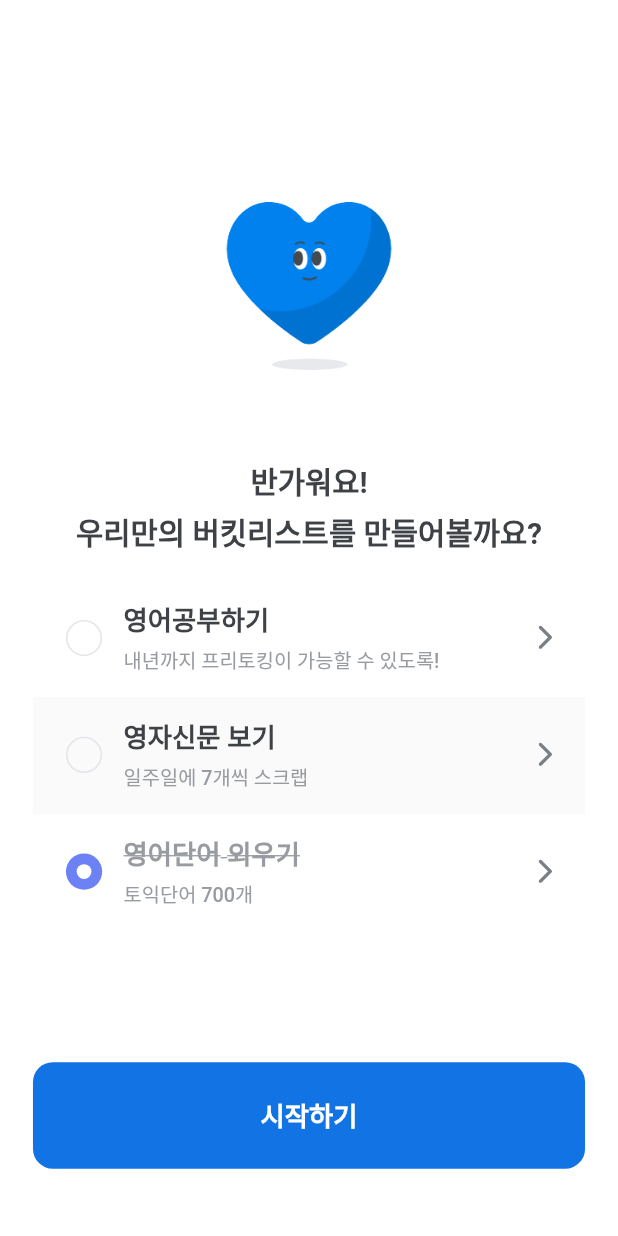
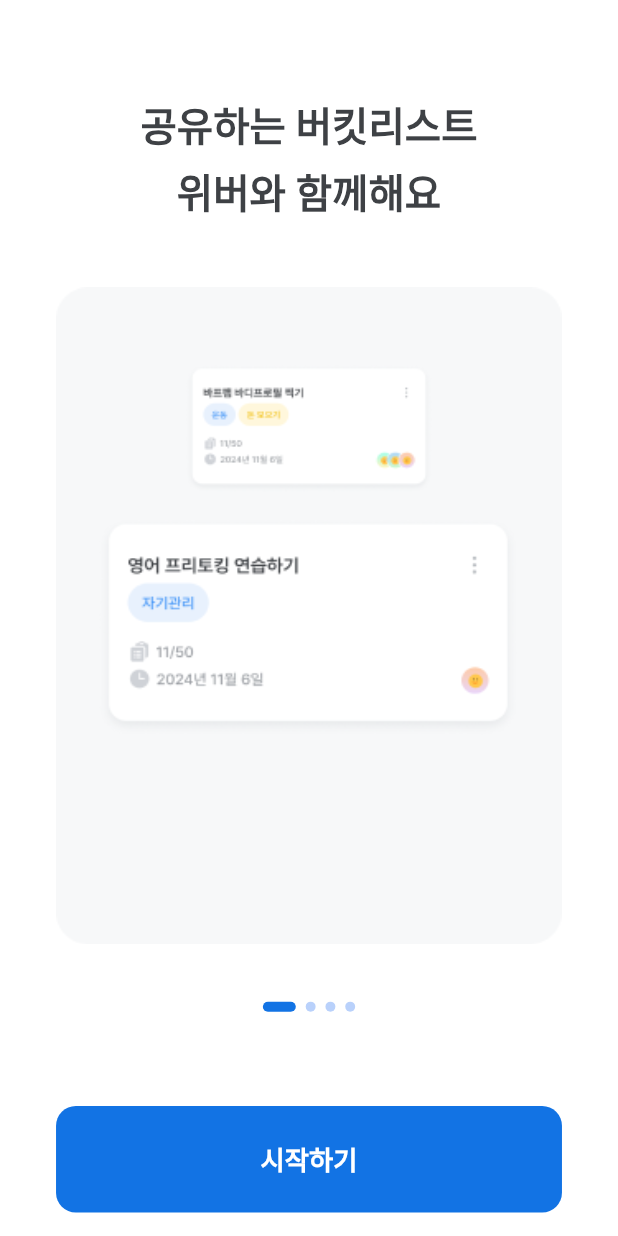
Before and after one commit to parkmap/wiber_mobile, a Flutter app: the screen it shows after launch, on a phone screen of 412 x 824 dp. Run offline on Flutter 3.47's test engine with Material 2 defaults, Android fonts, the phone set to English and light mode, and no system bars; drawn by our look-alikes of auto_size_text, card_swiper; our stand-ins replace auto_route, dio, flutter_easyloading, flutter_mobx, flutter_screenutil, fluttertoast and 6 more; missing offline and left inert: easy_mask, worker_manager; generated files the repository leaves out were written again; Roboto replaces fonts that are missing (Pretendard); project files that could hold a hidden picture were left out.

Commit message:
change splash

```diff
--- a/lib/ui/initial/components/body.dart
+++ b/lib/ui/initial/components/body.dart
@@ -1,5 +1,6 @@
 import 'package:auto_route/auto_route.dart';
 import 'package:auto_size_text/auto_size_text.dart';
+import 'package:card_swiper/card_swiper.dart';
 import 'package:flutter/material.dart';
 import 'package:flutter_screenutil/flutter_screenutil.dart';
 import 'package:font_awesome_flutter/font_awesome_flutter.dart';
@@ -16,7 +17,7 @@ class Body extends StatefulWidget {
 }
 
 class _BodyState extends State<Body> {
-  int selectedIndex = -1; // Add this line
+  int selectedIndex = 0; // Add this line
 
   @override
   Widget build(BuildContext context) {
@@ -24,79 +25,70 @@ class _BodyState extends State<Body> {
       width: double.infinity,
       child: Padding(
         padding: EdgeInsets.only(
-          left: 20.w,
-          right: 20.w,
-          bottom: 40.h,
+          top: 56.h,
+          left: 34.w,
+          right: 34.w,
+          bottom: 14.h,
         ),
         child: Column(
           crossAxisAlignment: CrossAxisAlignment.center,
           mainAxisAlignment: MainAxisAlignment.spaceBetween,
           children: [
-            Column(
-              children: [
-                SizedBox(height: 100.h),
-                Image.asset(
-                  'assets/images/wiber_landing_image.png',
-                  width: 129.w,
-                  height: 129.h,
-                ),
-                SizedBox(height: 43.h),
             AutoSizeText(
-                  "반가워요!",
+              "공유하는 버킷리스트",
               textAlign: TextAlign.center,
               style: TextStyle(
-                    fontSize: 18.sp,
-                    fontWeight: FontWeight.w600,
-                    color: AppColors.gray90,
+                fontSize: 24.sp,
+                fontWeight: FontWeight.w700,
+                color: AppColors.primaryBlack,
               ),
             ),
             SizedBox(height: 5.h),
             AutoSizeText(
-                  "우리만의 버킷리스트를 만들어볼까요?",
+              "위버와 함께해요",
               textAlign: TextAlign.center,
               style: TextStyle(
-                    fontSize: 18.sp,
-                    fontWeight: FontWeight.w600,
-                    color: AppColors.gray90,
+                fontSize: 24.sp,
+                fontWeight: FontWeight.w700,
+                color: AppColors.primaryBlack,
               ),
             ),
-                SizedBox(height: 16.h),
-                DefaultCheckboxListTileWithSubtitle(
-                  onTap: null,
-                  isChecked: false,
-                  title: "영어공부하기",
-                  subTitle: "내년까지 프리토킹이 가능할 수 있도록!",
-                  trailing: FaIcon(
-                    FontAwesomeIcons.chevronRight,
-                    color: AppColors.gray70,
-                    size: 16.sp,
+            SizedBox(height: 40.h),
+            Flexible(
+              child: Swiper(
+                itemBuilder: (BuildContext context, int index) {
+                  return Image.asset(
+                    "assets/images/swiper_image_${index + 1}.png",
+                    fit: BoxFit.fill,
+                  );
+                },
+                autoplay: true,
+                autoplayDelay: 2000,
+                onIndexChanged: (value) => setState(() {
+                  selectedIndex = value;
+                }),
+                itemCount: 4,
               ),
             ),
-                DefaultCheckboxListTileWithSubtitle(
-                  onTap: null,
-                  isChecked: false,
-                  backgroundColor: AppColors.gray10,
-                  title: "영자신문 보기",
-                  subTitle: "일주일에 7개씩 스크랩",
-                  trailing: FaIcon(
-                    FontAwesomeIcons.chevronRight,
-                    color: AppColors.gray70,
-                    size: 16.sp,
-                  ),
-                ),
-                DefaultCheckboxListTileWithSubtitle(
-                  onTap: null,
-                  isChecked: true,
-                  title: "영어단어 외우기",
-                  subTitle: "토익단어 700개",
-                  trailing: FaIcon(
-                    FontAwesomeIcons.chevronRight,
-                    color: AppColors.gray70,
-                    size: 16.sp,
+            SizedBox(height: 34.h),
+            Row(
+              mainAxisAlignment: MainAxisAlignment.center,
+              children: [
+                for (int i = 0; i < 4; i++)
+                  Container(
+                    margin: EdgeInsets.symmetric(horizontal: 3.w),
+                    width: selectedIndex == i ? 20.w : 6.w,
+                    height: 6.h,
+                    decoration: BoxDecoration(
+                      color: selectedIndex == i
+                          ? AppColors.primary2
+                          : AppColors.sub1,
+                      borderRadius: BorderRadius.all(Radius.circular(5.r)),
                     ),
                   ),
               ],
             ),
+            SizedBox(height: 56.h),
             DefaultFlatButton(
               onPressed: () {
                 context.router.replace(const SetNicknameRoute());
--- a/lib/ui/initial/initial_screen.dart
+++ b/lib/ui/initial/initial_screen.dart
@@ -9,7 +9,7 @@ class InitialScreen extends StatelessWidget {
   @override
   Widget build(BuildContext context) {
     return const Scaffold(
-      body: Body(),
+      body: SafeArea(child: Body()),
     );
   }
 }
--- a/lib/ui/splash/splash_screen.dart
+++ b/lib/ui/splash/splash_screen.dart
@@ -56,15 +56,15 @@ class _SplashScreenState extends State<SplashScreen> {
                   width: 103.w,
                   height: 20.h,
                 ),
-                SizedBox(height: 22.h),
-                AutoSizeText(
-                  "우리만의 버킷리스트, 위버",
-                  style: TextStyle(
-                    fontSize: 14.sp,
-                    fontWeight: FontWeight.w400,
-                    color: AppColors.tertiaryBlack,
-                  ),
-                ),
+                // SizedBox(height: 22.h),
+                // AutoSizeText(
+                //   "우리만의 버킷리스트, 위버",
+                //   style: TextStyle(
+                //     fontSize: 14.sp,
+                //     fontWeight: FontWeight.w400,
+                //     color: AppColors.tertiaryBlack,
+                //   ),
+                // ),
               ],
             ),
           )
--- a/pubspec.yaml
+++ b/pubspec.yaml
@@ -40,6 +40,7 @@ dependencies:
   easy_mask: ^2.0.1
   secure_storage_helper: ^0.1.1
   fluttertoast: ^8.2.4
+  card_swiper: ^3.0.1
 
 
 dev_dependencies:
```
Also changed, not shown: assets/images/swiper_image_1.png (added), assets/images/swiper_image_2.png (added), assets/images/swiper_image_3.png (added), assets/images/swiper_image_4.png (added), assets/images/wiber_landing_image.png (deleted), pubspec.lock. Lines whose indentation alone changed are shown as unchanged.
